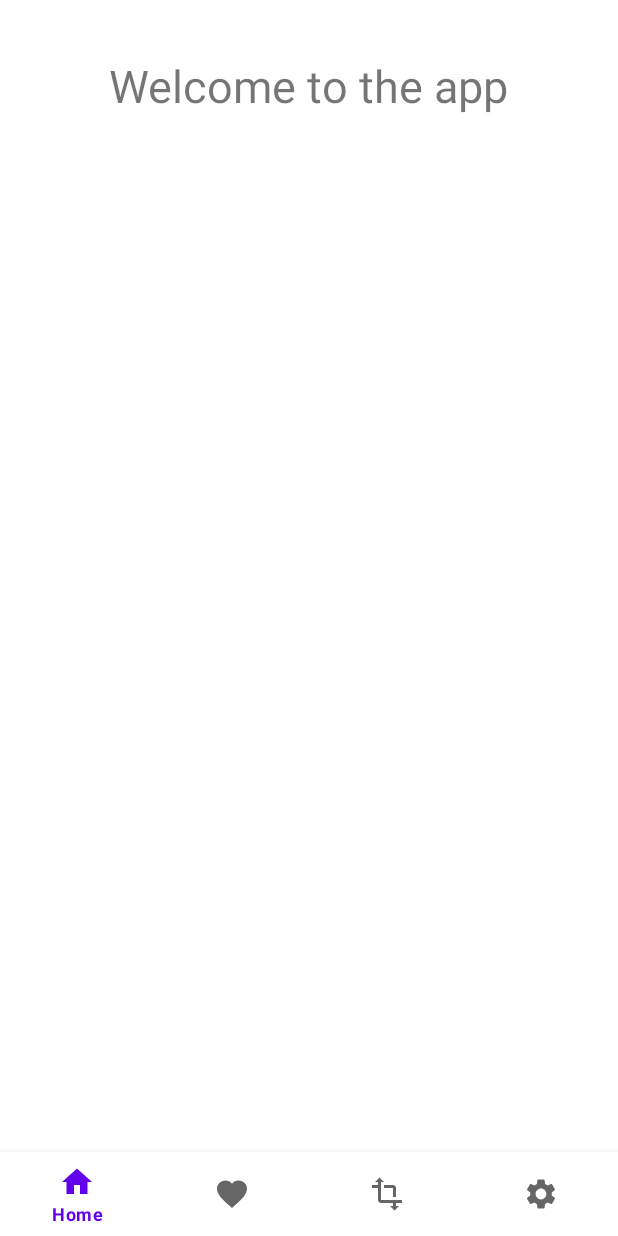
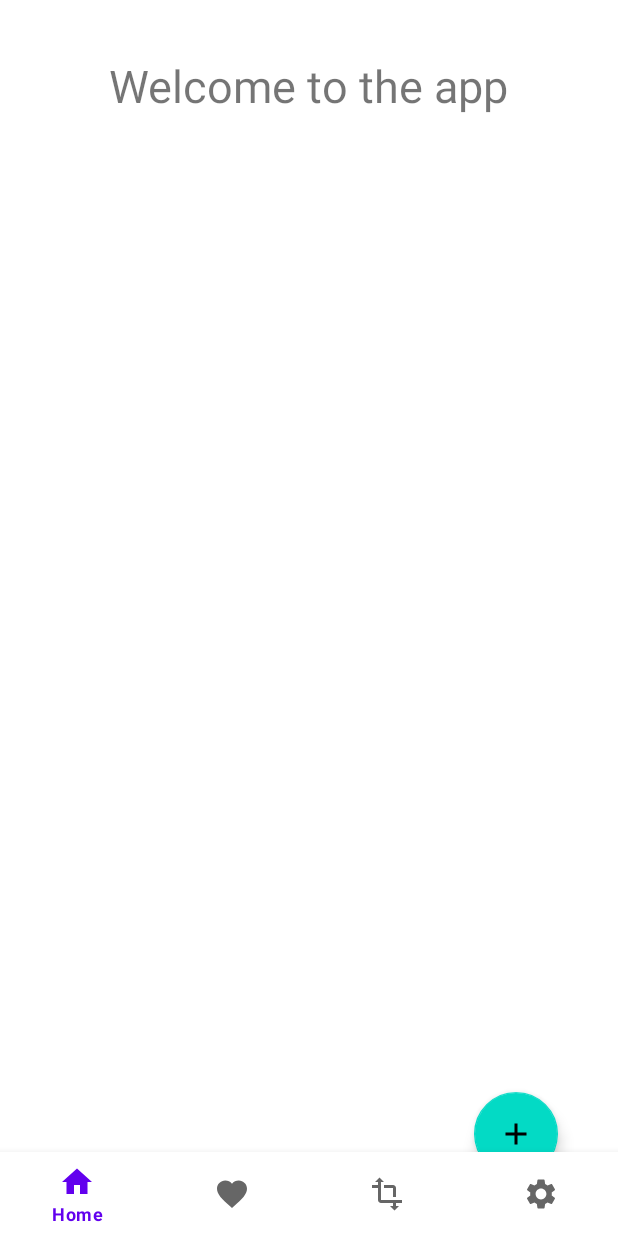
Before and after one commit to ShadehaterCS/TALESS-Cocktails---Android, an Android app: the screen it shows after launch (HomeActivity), on a phone screen of 412 x 824 dp. Run offline under Robolectric (Android 15) with nearby library versions, the phone set to English and light mode, and no system bars; our stand-ins replace navigation-ui.

Commit message:
Commit gia databate sample

```diff
--- a/app/src/main/AndroidManifest.xml
+++ b/app/src/main/AndroidManifest.xml
@@ -20,9 +20,7 @@
 
         </activity>
 
-        <meta-data
-            android:name="preloaded_fonts"
-            android:resource="@array/preloaded_fonts" />
+
     </application>
 
 
--- a/app/src/main/java/com/authandroid_smartcookies/smartcookie/HomeActivity.java
+++ b/app/src/main/java/com/authandroid_smartcookies/smartcookie/HomeActivity.java
@@ -13,7 +13,7 @@ import android.view.View;
 import android.widget.Toast;
 
 import com.authandroid_smartcookies.smartcookie.DataClasses.CocktailRecipe;
-import com.authandroid_smartcookies.smartcookie.Database.DBHandler;
+import com.authandroid_smartcookies.smartcookie.Database.MyDatabaseHelper;
 import com.google.android.material.bottomnavigation.BottomNavigationView;
 
 import java.util.Objects;
--- a/app/src/main/java/com/authandroid_smartcookies/smartcookie/Menu/MainMenuFragment.java
+++ b/app/src/main/java/com/authandroid_smartcookies/smartcookie/Menu/MainMenuFragment.java
@@ -5,6 +5,7 @@ import android.os.Bundle;
 
 import androidx.annotation.NonNull;
 import androidx.fragment.app.Fragment;
+import androidx.recyclerview.widget.RecyclerView;
 
 import android.view.LayoutInflater;
 import android.view.View;
@@ -12,38 +13,36 @@ import android.view.ViewGroup;
 import android.widget.TextView;
 
 import com.authandroid_smartcookies.smartcookie.DataClasses.CocktailRecipe;
-import com.authandroid_smartcookies.smartcookie.Database.DBHandler;
 import com.authandroid_smartcookies.smartcookie.R;
+import com.google.android.material.floatingactionbutton.FloatingActionButton;
+
+import android.database.sqlite.SQLiteOpenHelper;
 
 public class MainMenuFragment extends Fragment {
-
-    DBHandler dbhandler;
+    RecyclerView recyclerView;
+    FloatingActionButton add_button;
 
     @Override
     public View onCreateView(LayoutInflater inflater, ViewGroup container,
                              Bundle savedInstanceState) {
         // Inflate the layout for this fragment
+        recyclerView=requireActivity().findViewById(R.id.recyclerview);
+        add_button=requireActivity().findViewById(R.id.add_button);
+
+
 
         return inflater.inflate(R.layout.fragment_main_menu, container, false);
+
+
     }
 
     @Override
     public void onViewCreated(@NonNull View view, Bundle savedInstanceState) {
         super.onViewCreated(view, savedInstanceState);
 
-        TextView tv = requireActivity().findViewById(R.id.addrecipebutton);
-        dbhandler = new DBHandler(this.getContext());
-        tv.setOnClickListener(v -> {
-            CocktailRecipe g = dbhandler.getRecipePlease();
-            if (g != null)
-                tv.setText(g.get_title());
-        });
+
     }
 
-    @Override
-    public void onAttach(@NonNull Context context) {
-        super.onAttach(context);
-        dbhandler = new DBHandler(this.getContext(), null, null, 1);
-    }
+
 
 }
--- /dev/null
+++ b/app/src/main/res/drawable/ic_baseline_add_24.xml
@@ -0,0 +1,10 @@
+<vector xmlns:android="http://schemas.android.com/apk/res/android"
+    android:width="24dp"
+    android:height="24dp"
+    android:viewportWidth="24"
+    android:viewportHeight="24"
+    android:tint="?attr/colorControlNormal">
+  <path
+      android:fillColor="@android:color/white"
+      android:pathData="M19,13h-6v6h-2v-6H5v-2h6V5h2v6h6v2z"/>
+</vector>
--- a/app/src/main/res/layout/fragment_main_menu.xml
+++ b/app/src/main/res/layout/fragment_main_menu.xml
@@ -20,14 +20,23 @@
         app:layout_constraintTop_toTopOf="parent"
         app:layout_constraintVertical_bias="0.047" />
 
-    <ListView
-        android:id="@+id/listview"
+    <androidx.recyclerview.widget.RecyclerView
+        android:id="@+id/recyclerview"
         android:layout_width="409dp"
         android:layout_height="657dp"
         app:layout_constraintBottom_toBottomOf="parent"
         app:layout_constraintEnd_toEndOf="parent"
-        app:layout_constraintStart_toStartOf="parent"
-        app:layout_constraintTop_toBottomOf="@+id/textView4"
-        app:layout_constraintVertical_bias="0.0" />
+        app:layout_constraintStart_toStartOf="parent" />
+
+    <com.google.android.material.floatingactionbutton.FloatingActionButton
+        android:id="@+id/add_button"
+        android:layout_width="wrap_content"
+        android:layout_height="wrap_content"
+        android:layout_marginEnd="40dp"
+        android:layout_marginBottom="40dp"
+        android:clickable="true"
+        android:src="@drawable/ic_baseline_add_24"
+        app:layout_constraintBottom_toBottomOf="parent"
+        app:layout_constraintEnd_toEndOf="parent" />
 
 </androidx.constraintlayout.widget.ConstraintLayout>
```
Also changed, not shown: app/src/main/java/com/authandroid_smartcookies/smartcookie/Database/DBHandler.java (deleted, +0 -80 lines), app/src/main/java/com/authandroid_smartcookies/smartcookie/Database/MyDatabaseHelper.java (added, +48 -0 lines).
